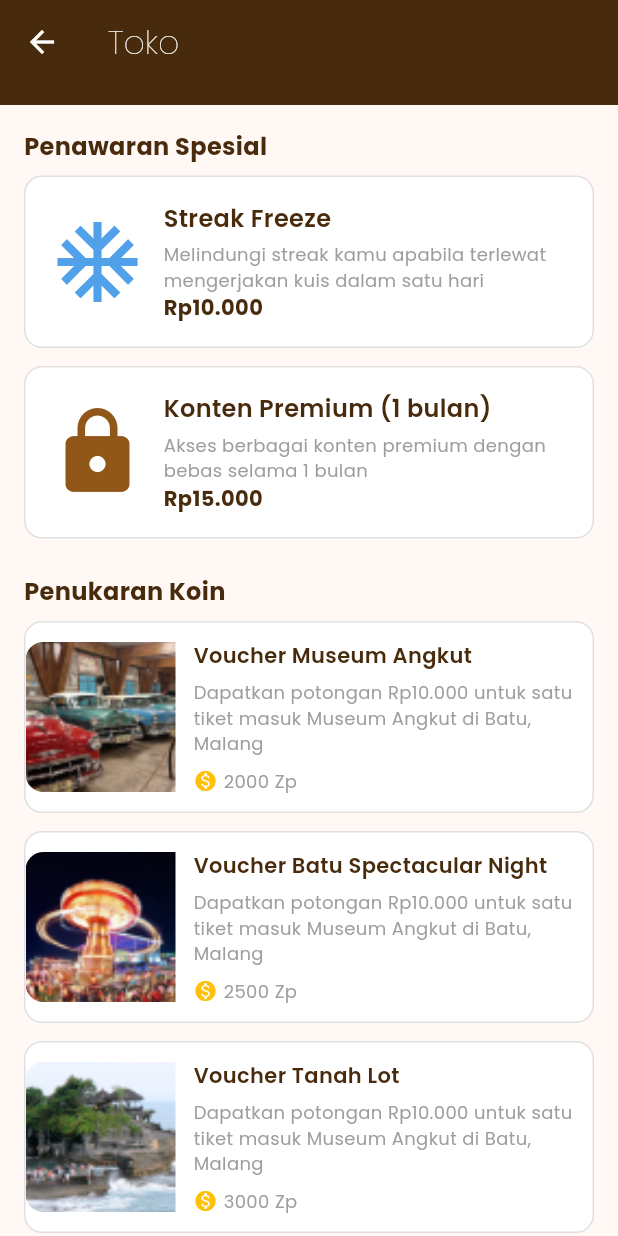
After one commit to kmdavidds/BCCGembira_Nusastra, a Flutter app: the ShopPage screen opened directly, on a phone screen of 412 x 824 dp. The commit adds this screen. Run offline on Flutter 3.47's test engine with Material 3 defaults, Android fonts, the phone set to English and light mode, and no system bars; our stand-ins replace camera, dio, flutter_map, google_fonts, latlong2, speech_to_text; project files that could hold a hidden picture were left out.

Commit message:
feat: add shop page

```diff
--- a/lib/pages/login_page.dart
+++ b/lib/pages/login_page.dart
@@ -182,12 +182,12 @@ class _LoginPageState extends State<LoginPage> {
                           try {
                           debugPrint(_email);
                           debugPrint(_password);
-                          var token =
-                            await ApiService.login(_email, _password);
+                          // var token =
+                          //   await ApiService.login(_email, _password);
 
                           if (!context.mounted) return;
 
-                          setter.setToken(token.token);
+                          // setter.setToken(token.token);
                           Navigator.push(
                             context,
                             MaterialPageRoute(
--- a/lib/pages/quiz_page.dart
+++ b/lib/pages/quiz_page.dart
@@ -1,4 +1,5 @@
 import 'package:flutter/material.dart';
+import 'package:nusastra/pages/shop_page.dart';
 
 class QuizPage extends StatefulWidget {
   const QuizPage({super.key});
@@ -31,7 +32,8 @@ class _QuizPageState extends State<QuizPage> {
                 ],
               ),
               GestureDetector(
-                onTap: () {},
+                onTap: () {Navigator.push(context,
+                    MaterialPageRoute(builder: (context) => ShopPage()));},
                 child: Image.asset('assets/shop.png', height: 24),
               ),
             ],
@@ -196,7 +198,7 @@ class _QuizPageState extends State<QuizPage> {
                     borderRadius: BorderRadius.circular(100),
                   ),
                   padding: const EdgeInsets.symmetric(
-                    horizontal: 24,
+                    horizontal: 36,
                     vertical: 10,
                   ),
                 ),
--- /dev/null
+++ b/lib/pages/shop_page.dart
@@ -0,0 +1,235 @@
+import 'package:flutter/material.dart';
+
+class ShopPage extends StatelessWidget {
+  const ShopPage({super.key});
+
+  @override
+  Widget build(BuildContext context) {
+    return Scaffold(
+      appBar: PreferredSize(
+        preferredSize: const Size.fromHeight(70),
+        child: AppBar(
+          backgroundColor: const Color(0xFF482B0C),
+          elevation: 0,
+          leading: IconButton(
+            icon: const Icon(Icons.arrow_back, color: Colors.white),
+            onPressed: () {
+              Navigator.pop(context);
+            },
+          ),
+          title: const Text(
+            'Toko',
+            style: TextStyle(
+              color: Colors.white,
+              fontWeight: FontWeight.w200,
+            ),
+          ),
+        ),
+      ),
+      body: SingleChildScrollView(
+        padding: const EdgeInsets.all(16),
+        child: Column(
+          crossAxisAlignment: CrossAxisAlignment.start,
+          children: [
+            buildSectionTitle('Penawaran Spesial'),
+            const SizedBox(height: 8),
+            SpecialOfferCard(
+              icon: Icons.ac_unit,
+              iconColor: Color(0xFF50A0EA), // Streak Freeze icon color
+              title: 'Streak Freeze',
+              description:
+                  'Melindungi streak kamu apabila terlewat mengerjakan kuis dalam satu hari',
+              price: 'Rp10.000',
+            ),
+            const SizedBox(height: 12),
+            SpecialOfferCard(
+              icon: Icons.lock,
+              iconColor: Color(0xFF905718), // Premium icon color
+              title: 'Konten Premium (1 bulan)',
+              description:
+                  'Akses berbagai konten premium dengan bebas selama 1 bulan',
+              price: 'Rp15.000',
+            ),
+            const SizedBox(height: 24),
+            buildSectionTitle('Penukaran Koin'),
+            const SizedBox(height: 8),
+            CoinExchangeCard(
+              imagePath: 'assets/museum.png', // change with your asset
+              title: 'Voucher Museum Angkut',
+              description:
+                  'Dapatkan potongan Rp10.000 untuk satu tiket masuk Museum Angkut di Batu, Malang',
+              cost: '2000 Zp',
+            ),
+            const SizedBox(height: 12),
+            CoinExchangeCard(
+              imagePath: 'assets/batu.png',
+              title: 'Voucher Batu Spectacular Night',
+              description:
+                  'Dapatkan potongan Rp10.000 untuk satu tiket masuk Museum Angkut di Batu, Malang',
+              cost: '2500 Zp',
+            ),
+            const SizedBox(height: 12),
+            CoinExchangeCard(
+              imagePath: 'assets/tanahlot.png',
+              title: 'Voucher Tanah Lot',
+              description:
+                  'Dapatkan potongan Rp10.000 untuk satu tiket masuk Museum Angkut di Batu, Malang',
+              cost: '3000 Zp',
+            ),
+          ],
+        ),
+      ),
+    );
+  }
+
+  Widget buildSectionTitle(String title) {
+    return Text(
+      title,
+      style: const TextStyle(
+        fontSize: 16,
+        fontWeight: FontWeight.w700,
+        color: Color(0xFF482B0C),
+      ),
+    );
+  }
+}
+
+class SpecialOfferCard extends StatelessWidget {
+  final IconData icon;
+  final Color iconColor;
+  final String title;
+  final String description;
+  final String price;
+
+  const SpecialOfferCard({
+    super.key,
+    required this.icon,
+    required this.iconColor,
+    required this.title,
+    required this.description,
+    required this.price,
+  });
+
+  @override
+  Widget build(BuildContext context) {
+    return Container(
+      padding: const EdgeInsets.all(16),
+      decoration: BoxDecoration(
+        color: Colors.white,
+        borderRadius: BorderRadius.circular(12),
+        border: Border.all(color: Colors.grey.shade300),
+      ),
+      child: Row(
+        children: [
+          SizedBox(
+            child: Icon(icon, size: 64, color: iconColor),
+          ),
+          const SizedBox(width: 12),
+          Expanded(
+            child: Column(
+              crossAxisAlignment: CrossAxisAlignment.start,
+              children: [
+                Text(title,
+                    style: const TextStyle(
+                      fontWeight: FontWeight.w600,
+                      fontSize: 16,
+                      color: Color(0xFF482B0C),
+                    )),
+                const SizedBox(height: 4),
+                Text(description,
+                    style: const TextStyle(
+                      fontSize: 12,
+                      color: Colors.grey,
+                    )),
+                const SizedBox(width: 12),
+                Text(price,
+                    style: const TextStyle(
+                      fontWeight: FontWeight.bold,
+                      fontSize: 14,
+                      color: Color(0xFF482B0C),
+                    )),
+              ],
+            ),
+          ),
+        ],
+      ),
+    );
+  }
+}
+
+class CoinExchangeCard extends StatelessWidget {
+  final String imagePath;
+  final String title;
+  final String description;
+  final String cost;
+
+  const CoinExchangeCard({
+    super.key,
+    required this.imagePath,
+    required this.title,
+    required this.description,
+    required this.cost,
+  });
+
+  @override
+  Widget build(BuildContext context) {
+    return Container(
+      decoration: BoxDecoration(
+        color: Colors.white,
+        borderRadius: BorderRadius.circular(12),
+        border: Border.all(color: Colors.grey.shade300),
+      ),
+      child: Row(
+        children: [
+          ClipRRect(
+            borderRadius: const BorderRadius.only(
+              topLeft: Radius.circular(12),
+              bottomLeft: Radius.circular(12),
+            ),
+            child: Image.asset(
+              imagePath,
+              width: 100,
+              height: 100,
+              fit: BoxFit.cover,
+            ),
+          ),
+          Expanded(
+            child: Padding(
+              padding: const EdgeInsets.all(12),
+              child: Column(
+                crossAxisAlignment: CrossAxisAlignment.start,
+                children: [
+                  Text(title,
+                      style: const TextStyle(
+                        fontWeight: FontWeight.w600,
+                        fontSize: 14,
+                        color: Color(0xFF482B0C),
+                      )),
+                  const SizedBox(height: 6),
+                  Text(description,
+                      style: const TextStyle(
+                        fontSize: 12,
+                        color: Colors.grey,
+                      )),
+                  const SizedBox(height: 8),
+                  Row(
+                    children: [
+                      const Icon(Icons.monetization_on,
+                          size: 16, color: Colors.amber),
+                      const SizedBox(width: 4),
+                      Text(cost,
+                          style: const TextStyle(
+                            fontSize: 12,
+                            color: Colors.grey,
+                          )),
+                    ],
+                  ),
+                ],
+              ),
+            ),
+          ),
+        ],
+      ),
+    );
+  }
+}
```
Also changed, not shown: assets/batu.png (added), assets/museum.png (added), assets/tanahlot.png (added).
